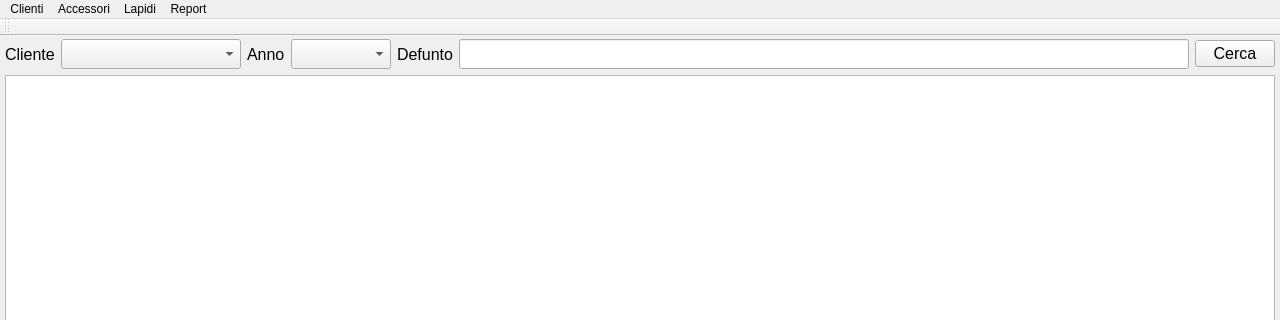
Before: the Qt Designer form funeraria.ui in LuigiCaradonna/funeraria, drawn with Qt 5; both pictures show x 0 to 1280 and y 0 to 320 of the 1280 by 800 pixel window.
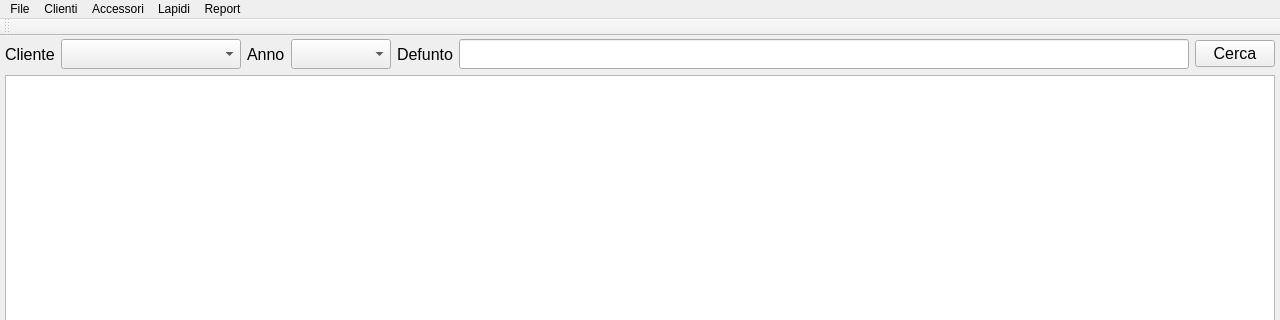
After: the same form once the commit is applied.

Commit message: Added a dialog and a menu entry to manage the settings

Patch:
```diff
--- a/funeraria.ui
+++ b/funeraria.ui
@@ -273,6 +273,13 @@
     <addaction name="actionMAccessories"/>
     <addaction name="actionTPay"/>
    </widget>
+   <widget class="QMenu" name="menuFile">
+    <property name="title">
+     <string>File</string>
+    </property>
+    <addaction name="actionSettings"/>
+   </widget>
+   <addaction name="menuFile"/>
    <addaction name="menuClienti"/>
    <addaction name="menuAccessories"/>
    <addaction name="menuLapidi"/>
```
Left out of the diff: 5 changed lines with no effect on the pictures. The commit also changes 11 other files.
